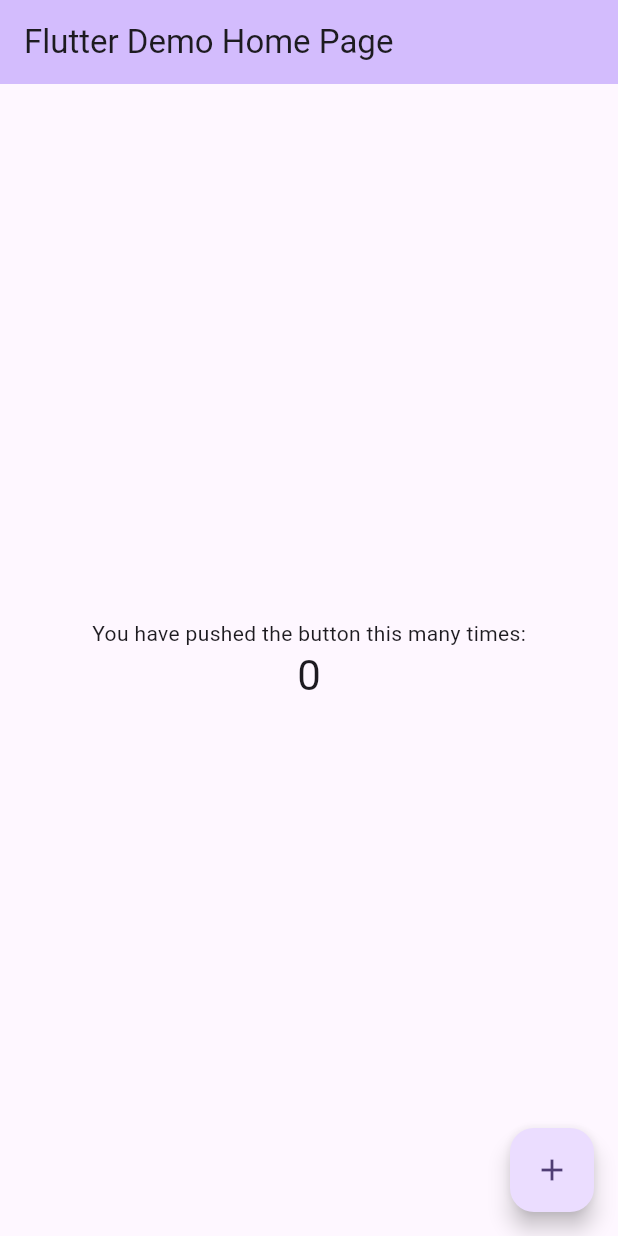
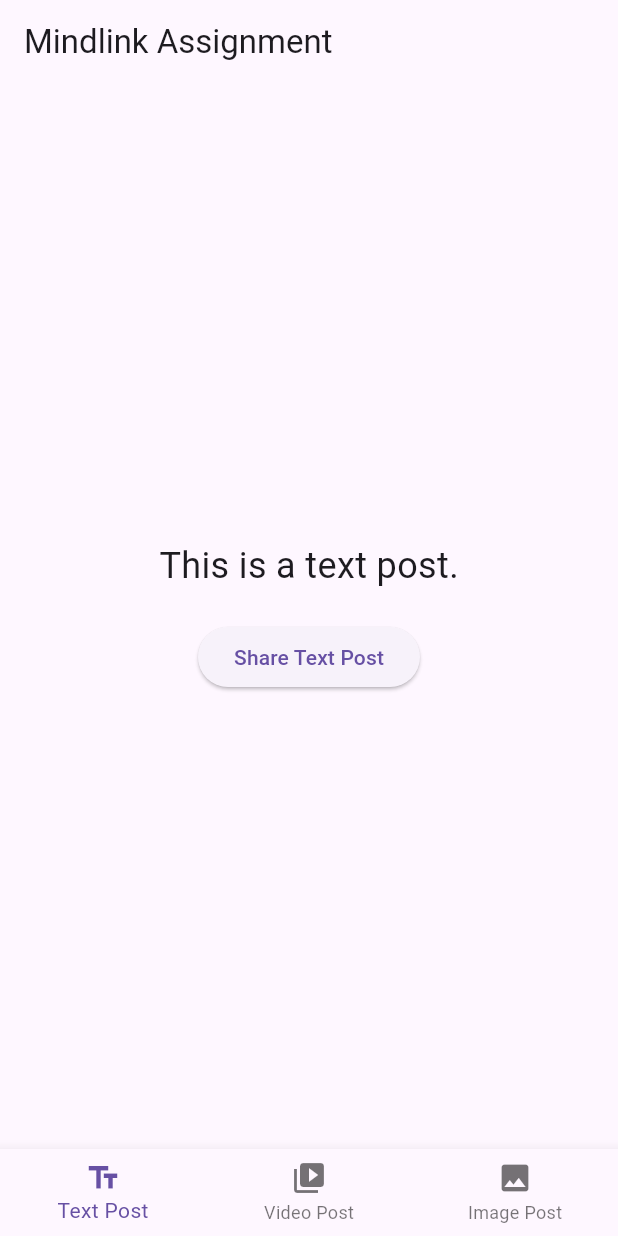
Before and after one commit to jnvshubham7/mindlink_assignment, a Flutter app: the screen it shows after launch, on a phone screen of 412 x 824 dp. Run offline on Flutter 3.47's test engine with Material 3 defaults, Android fonts, the phone set to English and light mode, and no system bars; our stand-ins replace share_plus.

Commit message:
chore: Refactor main.dart and add new screens for text, image, and video posts

```diff
--- /dev/null
+++ b/lib/image_post_screen.dart
@@ -0,0 +1,23 @@
+import 'package:flutter/material.dart';
+import 'package:share_plus/share_plus.dart';
+
+class ImagePostScreen extends StatelessWidget {
+  @override
+  Widget build(BuildContext context) {
+    return Column(
+      mainAxisAlignment: MainAxisAlignment.center,
+      children: [
+        Icon(Icons.image, size: 100),
+        Text('This is an image post.', style: TextStyle(fontSize: 24)),
+        SizedBox(height: 20),
+        ElevatedButton(
+          onPressed: () {
+            final String postLink = 'https://example.com/image-post';
+            Share.share(postLink);
+          },
+          child: Text('Share Image Post'),
+        ),
+      ],
+    );
+  }
+}
--- a/lib/main.dart
+++ b/lib/main.dart
@@ -1,125 +1,74 @@
 import 'package:flutter/material.dart';
+import 'package:share_plus/share_plus.dart';
+import 'text_post_screen.dart';
+import 'video_post_screen.dart';
+import 'image_post_screen.dart';
+
 
 void main() {
-  runApp(const MyApp());
+  runApp(MindlinkApp());
 }
 
-class MyApp extends StatelessWidget {
-  const MyApp({super.key});
-
-  // This widget is the root of your application.
+class MindlinkApp extends StatelessWidget {
   @override
   Widget build(BuildContext context) {
     return MaterialApp(
-      title: 'Flutter Demo',
+      title: 'Mindlink Assignment',
       theme: ThemeData(
-        // This is the theme of your application.
-        //
-        // TRY THIS: Try running your application with "flutter run". You'll see
-        // the application has a purple toolbar. Then, without quitting the app,
-        // try changing the seedColor in the colorScheme below to Colors.green
-        // and then invoke "hot reload" (save your changes or press the "hot
-        // reload" button in a Flutter-supported IDE, or press "r" if you used
-        // the command line to start the app).
-        //
-        // Notice that the counter didn't reset back to zero; the application
-        // state is not lost during the reload. To reset the state, use hot
-        // restart instead.
-        //
-        // This works for code too, not just values: Most code changes can be
-        // tested with just a hot reload.
-        colorScheme: ColorScheme.fromSeed(seedColor: Colors.deepPurple),
-        useMaterial3: true,
+        primarySwatch: Colors.blue,
       ),
-      home: const MyHomePage(title: 'Flutter Demo Home Page'),
+      home: HomeScreen(),
     );
   }
 }
 
-class MyHomePage extends StatefulWidget {
-  const MyHomePage({super.key, required this.title});
-
-  // This widget is the home page of your application. It is stateful, meaning
-  // that it has a State object (defined below) that contains fields that affect
-  // how it looks.
-
-  // This class is the configuration for the state. It holds the values (in this
-  // case the title) provided by the parent (in this case the App widget) and
-  // used by the build method of the State. Fields in a Widget subclass are
-  // always marked "final".
-
-  final String title;
-
+class HomeScreen extends StatefulWidget {
   @override
-  State<MyHomePage> createState() => _MyHomePageState();
+  _HomeScreenState createState() => _HomeScreenState();
 }
 
-class _MyHomePageState extends State<MyHomePage> {
-  int _counter = 0;
+class _HomeScreenState extends State<HomeScreen> {
+  int _selectedIndex = 0;
 
-  void _incrementCounter() {
+  static  List<Widget> _pages = <Widget>[
+    TextPostScreen(),
+    VideoPostScreen(),
+    ImagePostScreen(),
+  ];
+
+  void _onItemTapped(int index) {
     setState(() {
-      // This call to setState tells the Flutter framework that something has
-      // changed in this State, which causes it to rerun the build method below
-      // so that the display can reflect the updated values. If we changed
-      // _counter without calling setState(), then the build method would not be
-      // called again, and so nothing would appear to happen.
-      _counter++;
+      _selectedIndex = index;
     });
   }
 
   @override
   Widget build(BuildContext context) {
-    // This method is rerun every time setState is called, for instance as done
-    // by the _incrementCounter method above.
-    //
-    // The Flutter framework has been optimized to make rerunning build methods
-    // fast, so that you can just rebuild anything that needs updating rather
-    // than having to individually change instances of widgets.
     return Scaffold(
       appBar: AppBar(
-        // TRY THIS: Try changing the color here to a specific color (to
-        // Colors.amber, perhaps?) and trigger a hot reload to see the AppBar
-        // change color while the other colors stay the same.
-        backgroundColor: Theme.of(context).colorScheme.inversePrimary,
-        // Here we take the value from the MyHomePage object that was created by
-        // the App.build method, and use it to set our appbar title.
-        title: Text(widget.title),
+        title: Text('Mindlink Assignment'),
       ),
       body: Center(
-        // Center is a layout widget. It takes a single child and positions it
-        // in the middle of the parent.
-        child: Column(
-          // Column is also a layout widget. It takes a list of children and
-          // arranges them vertically. By default, it sizes itself to fit its
-          // children horizontally, and tries to be as tall as its parent.
-          //
-          // Column has various properties to control how it sizes itself and
-          // how it positions its children. Here we use mainAxisAlignment to
-          // center the children vertically; the main axis here is the vertical
-          // axis because Columns are vertical (the cross axis would be
-          // horizontal).
-          //
-          // TRY THIS: Invoke "debug painting" (choose the "Toggle Debug Paint"
-          // action in the IDE, or press "p" in the console), to see the
-          // wireframe for each widget.
-          mainAxisAlignment: MainAxisAlignment.center,
-          children: <Widget>[
-            const Text(
-              'You have pushed the button this many times:',
-            ),
-            Text(
-              '$_counter',
-              style: Theme.of(context).textTheme.headlineMedium,
-            ),
-          ],
-        ),
+        child: _pages.elementAt(_selectedIndex),
       ),
-      floatingActionButton: FloatingActionButton(
-        onPressed: _incrementCounter,
-        tooltip: 'Increment',
-        child: const Icon(Icons.add),
-      ), // This trailing comma makes auto-formatting nicer for build methods.
+      bottomNavigationBar: BottomNavigationBar(
+        items: const <BottomNavigationBarItem>[
+          BottomNavigationBarItem(
+            icon: Icon(Icons.text_fields),
+            label: 'Text Post',
+          ),
+          BottomNavigationBarItem(
+            icon: Icon(Icons.video_library),
+            label: 'Video Post',
+          ),
+          BottomNavigationBarItem(
+            icon: Icon(Icons.image),
+            label: 'Image Post',
+          ),
+        ],
+        currentIndex: _selectedIndex,
+        onTap: _onItemTapped,
+      ),
     );
   }
 }
--- /dev/null
+++ b/lib/text_post_screen.dart
@@ -0,0 +1,22 @@
+import 'package:flutter/material.dart';
+import 'package:share_plus/share_plus.dart';
+
+class TextPostScreen extends StatelessWidget {
+  @override
+  Widget build(BuildContext context) {
+    return Column(
+      mainAxisAlignment: MainAxisAlignment.center,
+      children: [
+        Text('This is a text post.', style: TextStyle(fontSize: 24)),
+        SizedBox(height: 20),
+        ElevatedButton(
+          onPressed: () {
+            final String postLink = 'https://example.com/text-post';
+            Share.share(postLink);
+          },
+          child: Text('Share Text Post'),
+        ),
+      ],
+    );
+  }
+}
--- /dev/null
+++ b/lib/video_post_screen.dart
@@ -0,0 +1,23 @@
+import 'package:flutter/material.dart';
+import 'package:share_plus/share_plus.dart';
+
+class VideoPostScreen extends StatelessWidget {
+  @override
+  Widget build(BuildContext context) {
+    return Column(
+      mainAxisAlignment: MainAxisAlignment.center,
+      children: [
+        Icon(Icons.video_library, size: 100),
+        Text('This is a video post.', style: TextStyle(fontSize: 24)),
+        SizedBox(height: 20),
+        ElevatedButton(
+          onPressed: () {
+            final String postLink = 'https://example.com/video-post';
+            Share.share(postLink);
+          },
+          child: Text('Share Video Post'),
+        ),
+      ],
+    );
+  }
+}
```
